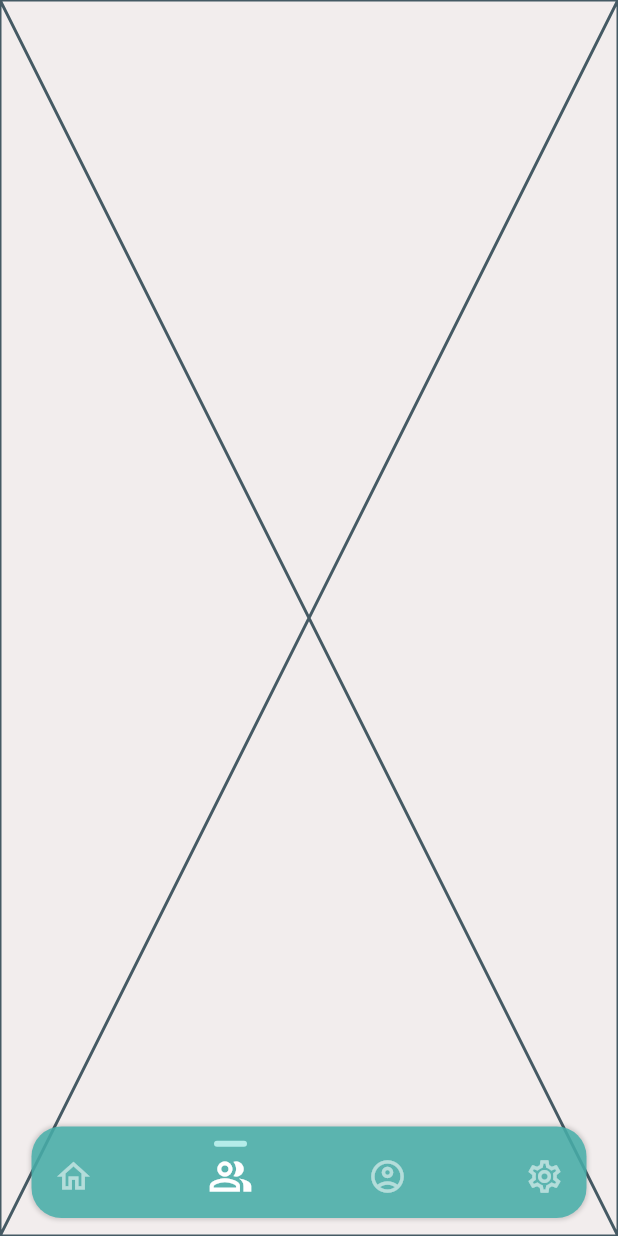
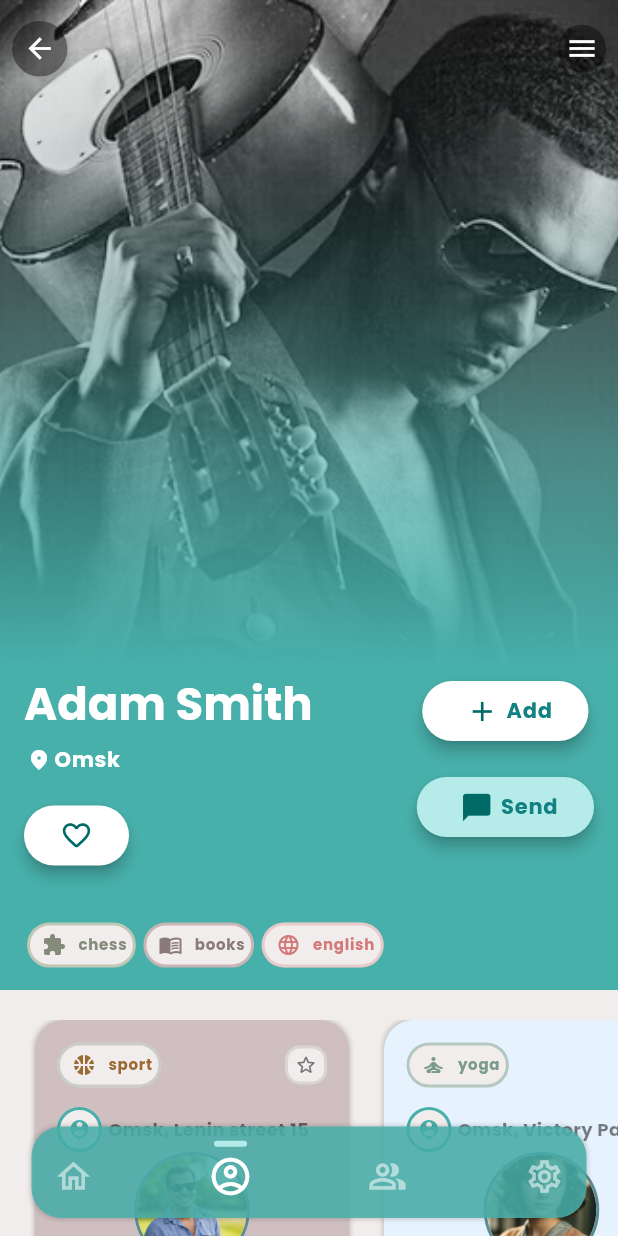
Before and after one commit to Danila-Skiba/SkillChallenger, a Flutter app: the screen it shows after launch, item 2 of the bottom bar chosen, on a phone screen of 412 x 824 dp. Run offline on Flutter 3.47's test engine with Material 3 defaults, Android fonts, the phone set to English and light mode, and no system bars; our stand-ins replace auto_route.

Commit message:
feat: account_page

```diff
--- a/skillchallenger/lib/features/account_screen/account_screen.dart
+++ /dev/null
@@ -1,12 +0,0 @@
-import 'package:auto_route/annotations.dart';
-import 'package:flutter/material.dart';
-
-@RoutePage()
-class AccountScreen extends StatelessWidget {
-  const AccountScreen({super.key});
-
-  @override
-  Widget build(BuildContext context) {
-    return const Placeholder();
-  }
-}
--- /dev/null
+++ b/skillchallenger/lib/features/account_screen/view/account_screen.dart
@@ -0,0 +1,311 @@
+import 'package:auto_route/annotations.dart';
+import 'package:flutter/material.dart';
+import 'package:skillchallenger/ui/ui.dart';
+
+import '../../home_screen/home.dart';
+import '../widgets/widgets.dart';
+
+@RoutePage()
+class AccountScreen extends StatefulWidget {
+  const AccountScreen({super.key});
+
+  @override
+  State<AccountScreen> createState() => _AccountScreenState();
+}
+
+class _AccountScreenState extends State<AccountScreen> {
+  late ScrollController _scrollController;
+  bool _isCollapsed = false;
+  List<HobbyCard> hobbies = [
+    chessHobbyCard,
+    readingHobbyCard,
+    englishHobbyCard,
+  ];
+
+  @override
+  void initState() {
+    super.initState();
+    _scrollController = ScrollController();
+    _scrollController.addListener(() {
+      setState(() {
+        _isCollapsed = _scrollController.offset > 276; // Порог сворачивания
+      });
+    });
+  }
+
+  @override
+  void dispose() {
+    _scrollController.dispose();
+    super.dispose();
+  }
+
+  @override
+  Widget build(BuildContext context) {
+    final theme = Theme.of(context);
+    return Scaffold(
+      extendBody: true,
+      backgroundColor: theme.scaffoldBackgroundColor,
+      body: CustomScrollView(
+        controller: _scrollController,
+        slivers: [
+          SliverAppBar(
+            shadowColor: Colors.black.withValues(alpha: 0.8),
+            automaticallyImplyLeading: true,
+            pinned: true,
+            leadingWidth: 45,
+            toolbarHeight: 65, // Высота в сжатом состоянии
+            expandedHeight: 600, // Высота в развернутом состоянии
+            elevation: 0,
+            forceElevated: false,
+
+            surfaceTintColor: Colors.transparent,
+            shape: ContinuousRectangleBorder(
+              borderRadius: BorderRadius.only(
+                bottomLeft: Radius.circular(70),
+
+                bottomRight: Radius.circular(70),
+              ),
+            ),
+
+            // backgroundColor: primaryColor.withValues(
+            //   alpha: _isCollapsed ? 1 : 0.2,
+            // ),
+            backgroundColor: primaryColor,
+            leading: Container(
+              width: 32,
+              height: 32,
+              margin: EdgeInsets.only(left: 8),
+              decoration: BoxDecoration(
+                color: Colors.black.withValues(alpha: 0.4),
+                shape: BoxShape.circle,
+                boxShadow: [
+                  BoxShadow(
+                    color: Colors.black.withValues(alpha: 0.1),
+
+                    blurRadius: 3,
+                    spreadRadius: 0,
+                    offset: Offset(3, 3),
+                  ),
+                ],
+              ),
+              child: IconButton(
+                icon: Icon(Icons.arrow_back, size: 22, color: whiteColor),
+                onPressed: () {},
+                padding: EdgeInsets.zero,
+                constraints: BoxConstraints(),
+              ),
+            ),
+            actions: [
+              Container(
+                margin: EdgeInsets.only(right: 8),
+                child: CustomIconButton(icon: Icons.menu, onTap: () {}),
+              ),
+            ],
+            flexibleSpace: FlexibleSpaceBar(
+              collapseMode: CollapseMode.parallax,
+              background: Stack(
+                fit: StackFit.expand,
+                children: [
+                  Image.asset(
+                    'assets/images/images/AdamSmith_full.png',
+                    fit: BoxFit.cover,
+                    width: MediaQuery.of(context).size.width,
+                  ),
+                  Container(
+                    decoration: BoxDecoration(
+                      gradient: LinearGradient(
+                        begin: Alignment.topCenter,
+                        end: Alignment.bottomCenter,
+                        colors: [
+                          Colors.transparent,
+                          primaryColor.withOpacity(0.57),
+                          primaryColor.withOpacity(1),
+                        ],
+                        stops: [0.0, 0.5, 0.74],
+                      ),
+                    ),
+                  ),
+                ],
+              ),
+            ),
+            title: AnimatedOpacity(
+              opacity: _isCollapsed ? 1.0 : 0.0, // Появление title
+              duration: Duration(milliseconds: 300),
+              child: Center(
+                child: Container(
+                  padding: EdgeInsets.symmetric(horizontal: 12, vertical: 6),
+                  decoration: BoxDecoration(
+                    color: Colors.white.withOpacity(0.9),
+                    borderRadius: BorderRadius.circular(16),
+                  ),
+                  child: SizedBox(
+                    width: 200,
+                    child: Row(
+                      mainAxisAlignment: MainAxisAlignment.spaceAround,
+                      children: [
+                        ImageField(
+                          imagePath: 'assets/images/images/AdamSmith_full.png',
+                          height: 40,
+                          width: 40,
+                        ),
+
+                        Text(
+                          "Adam Smith",
+                          style: theme.textTheme.titleLarge?.copyWith(
+                            fontSize: 18,
+                            color: Colors.black,
+                          ),
+                        ),
+                      ],
+                    ),
+                  ),
+                ),
+              ),
+            ),
+            bottom: PreferredSize(
+              preferredSize: Size.fromHeight(_isCollapsed ? 0 : 150.0),
+              child: SizedBox(
+                height: _isCollapsed ? 0 : 150.0,
+
+                child: AnimatedOpacity(
+                  opacity: _isCollapsed ? 0.0 : 1.0,
+                  duration: Duration(milliseconds: 300),
+                  child: Padding(
+                    padding: EdgeInsets.all(16.0).copyWith(top: 0),
+                    child: Row(
+                      mainAxisAlignment: MainAxisAlignment.spaceBetween,
+                      children: [
+                        Column(
+                          crossAxisAlignment: CrossAxisAlignment.start,
+                          //  mainAxisSize: MainAxisSize.min,
+                          children: [
+                            Text(
+                              "Adam Smith",
+                              style: theme.textTheme.titleLarge?.copyWith(
+                                fontSize: 30,
+                                color: whiteColor,
+                              ),
+                            ),
+                            SizedBox(height: 8.0),
+                            Row(
+                              children: [
+                                IconTextWidjet(
+                                  icon: Icons.location_on_rounded,
+                                  colorIcon: whiteColor,
+                                  text: "Omsk",
+                                  colorText: whiteColor,
+                                  horisontalIconPadding: 2,
+                                ),
+                              ],
+                            ),
+                            SizedBox(height: 16.0),
+
+                            CustomElevatedButton2(
+                              theme: theme,
+                              colorText: whiteColor,
+                              icon: Icons.favorite_outline_rounded,
+                              backgroundColor: whiteColor,
+                              horisontalIconPadding: 0,
+                            ),
+                          ],
+                        ),
+
+                        Column(
+                          children: [
+                            CustomElevatedButton2(
+                              theme: theme,
+                              text: "Add",
+                              colorText: primaryColorDark,
+                              icon: Icons.add,
+                              backgroundColor: whiteColor,
+                            ),
+                            SizedBox(height: 16),
+                            CustomElevatedButton2(
+                              theme: theme,
+                              text: "Send",
+                              colorText: primaryColorDark,
+                              icon: Icons.messenger_rounded,
+                              backgroundColor: Color(0xFFB5ECE9),
+                            ),
+                          ],
+                        ),
+                      ],
+                    ),
+                  ),
+                ),
+              ),
+            ),
+          ),
+
+          SliverToBoxAdapter(
+            child: AppBaseContainer(
+              color: primaryColor,
+              shadow: false,
+              radius: 0,
+              height: 60,
+              padding: EdgeInsets.symmetric(horizontal: 16),
+
+              clipBehavior: Clip.hardEdge,
+              child: SingleChildScrollView(
+                scrollDirection: Axis.horizontal,
+                padding: EdgeInsets.zero,
+                child: Row(
+                  mainAxisAlignment: MainAxisAlignment.center,
+                  crossAxisAlignment: CrossAxisAlignment.center,
+                  children: [
+                    ...hobbies.map(
+                      (hobby) => Padding(
+                        padding: EdgeInsets.only(right: 5),
+                        child: IntrinsicWidth(child: hobby),
+                      ),
+                    ),
+                  ],
+                ),
+              ),
+            ),
+          ),
+          SliverToBoxAdapter(child: SizedBox(height: 20)),
+          SliverToBoxAdapter(
+            child: SizedBox(
+              height: 300,
+              child: _offlineCardBuilder(getOfflineMeetCards(context)),
+            ),
+          ),
+          SliverPadding(
+            padding: EdgeInsets.symmetric(horizontal: 20, vertical: 16),
+            sliver: _userCardsBuilder(getUserCards(context, getUserModels())),
+          ),
+        ],
+      ),
+    );
+  }
+
+  ListView _offlineCardBuilder(List<MeetCard> meetCards) {
+    return ListView.separated(
+      padding: EdgeInsets.symmetric(horizontal: 23),
+      scrollDirection: Axis.horizontal,
+      itemBuilder: (context, index) {
+        return meetCards[index];
+      },
+      separatorBuilder: (context, index) => SizedBox(width: 23),
+      itemCount: meetCards.length,
+    );
+  }
+
+  SliverGrid _userCardsBuilder(List<UserCard> userCards) {
+    return SliverGrid(
+      delegate: SliverChildBuilderDelegate((context, index) {
+        if (index >= userCards.length) {
+          return null;
+        }
+        return userCards[index];
+      }),
+      gridDelegate: SliverGridDelegateWithFixedCrossAxisCount(
+        crossAxisCount: 2,
+        childAspectRatio: 200 / 380,
+        crossAxisSpacing: 20,
+        mainAxisSpacing: 20,
+      ),
+    );
+  }
+}
--- /dev/null
+++ b/skillchallenger/lib/features/account_screen/widgets/custom_elaveted_button2.dart
@@ -0,0 +1,47 @@
+import 'package:flutter/material.dart';
+
+import '../../../ui/ui.dart';
+
+class CustomElevatedButton2 extends StatelessWidget {
+  const CustomElevatedButton2({
+    super.key,
+    required this.theme,
+    this.text,
+    this.colorText,
+    required this.icon,
+    required this.backgroundColor,
+    this.iconColor,
+    this.horisontalIconPadding,
+  });
+
+  final ThemeData theme;
+  final String? text;
+  final Color? colorText;
+  final IconData icon;
+  final Color backgroundColor;
+  final Color? iconColor;
+  final double? horisontalIconPadding;
+
+  @override
+  Widget build(BuildContext context) {
+    return ElevatedButton(
+      onPressed: () {},
+
+      style: ElevatedButton.styleFrom(
+        backgroundColor: backgroundColor,
+        shadowColor: Colors.black,
+        elevation: 4,
+      ),
+      child: IconTextWidjet(
+        text: text,
+        colorText: colorText,
+        icon: icon,
+        iconSize: 22,
+
+        colorIcon: iconColor,
+        horisontalIconPadding: horisontalIconPadding ?? 5,
+        textPadding: 0,
+      ),
+    );
+  }
+}
--- /dev/null
+++ b/skillchallenger/lib/features/account_screen/widgets/widgets.dart
@@ -0,0 +1 @@
+export 'custom_elaveted_button2.dart';
--- a/skillchallenger/lib/features/home_screen/widgets/custom_checkbox.dart
+++ b/skillchallenger/lib/features/home_screen/widgets/custom_checkbox.dart
@@ -26,7 +26,7 @@ class CustomCheckBox extends StatelessWidget {
       widthBorder: 2,
       shadow: false,
       borderColor:
-          _selectedGender == checkController ? primaryColorDark : hintTextColor,
+          _selectedGender == checkController ? primaryColor : hintTextColor,
       color: Colors.white,
       padding: EdgeInsets.symmetric(horizontal: 10, vertical: 10),
       radius: 15,
@@ -53,7 +53,7 @@ class CustomCheckBox extends StatelessWidget {
             style: bodyMedium.copyWith(
               color:
                   _selectedGender == checkController
-                      ? primaryColor
+                      ? Colors.black
                       : hintTextColor,
             ),
           ),
--- a/skillchallenger/lib/features/home_screen/widgets/home_bottom_sheet.dart
+++ b/skillchallenger/lib/features/home_screen/widgets/home_bottom_sheet.dart
@@ -13,15 +13,12 @@ class HomeBottomSheet extends StatefulWidget {
 class _HomeBottomSheetState extends State<HomeBottomSheet> {
   RangeValues _currentRangeValues = RangeValues(28, 36);
   String _selectedGender = 'male';
-  final List<HobbyCard> hobbies = [
-    sportHobbyCard,
-    englishHobbyCard,
-    photographyHobbyCard,
-    gamingHobbyCard,
-  ];
-
   @override
   Widget build(BuildContext context) {
+    List<SearchUserInfo> searchUserInfo = getSearchUserInfo(
+      context,
+      getUserModels(),
+    );
     final theme = Theme.of(context);
     return Scaffold(
       backgroundColor: Colors.transparent,
@@ -47,48 +44,7 @@ class _HomeBottomSheetState extends State<HomeBottomSheet> {
           ),
 
           SliverToBoxAdapter(
-            child: Column(
-              children: [
-                Container(
-                  height: 400,
-                  color: Colors.transparent,
-                  child: ListView.separated(
-                    scrollDirection: Axis.vertical,
-                    itemBuilder:
-                        (context, index) => Row(
-                          children: [
-                            SearchUserInfo(
-                              borderColor: colorIconHobbyCardColorKitchen,
-                              user: UserModel(
-                                imagePath:
-                                    "assets/images/images/AdamSmith_full.png",
-                                name: "Adam Smith",
-                                location: "Moscow",
-                                hobbies: [
-                                  chessHobbyCard,
-                                  readingHobbyCard,
-                                  englishHobbyCard,
-                                  musicHobbyCard,
-                                ],
-                                age: 19,
-                              ),
-                            ),
-                            IconButton(
-                              onPressed: () {},
-                              icon: Icon(
-                                Icons.add_circle_outline_rounded,
-                                color: primaryColor,
-                                size: 30,
-                              ),
-                            ),
-                          ],
-                        ),
-                    separatorBuilder: (context, index) => SizedBox(height: 21),
-                    itemCount: 6,
-                  ),
-                ),
-              ],
-            ),
+            child: Column(children: [_searchUserInfoBuilder(searchUserInfo)]),
           ),
 
           SliverToBoxAdapter(
@@ -161,6 +117,33 @@ class _HomeBottomSheetState extends State<HomeBottomSheet> {
     );
   }
 
+  Container _searchUserInfoBuilder(List<SearchUserInfo> searchUserInfo) {
+    return Container(
+      height: 400,
+      color: Colors.transparent,
+      child: ListView.separated(
+        scrollDirection: Axis.vertical,
+        itemBuilder:
+            (context, index) => Row(
+              mainAxisAlignment: MainAxisAlignment.spaceBetween,
+              children: [
+                searchUserInfo[index],
+                IconButton(
+                  onPressed: () {},
+                  icon: Icon(
+                    Icons.add_circle_outline_rounded,
+                    color: primaryColor,
+                    size: 30,
+                  ),
+                ),
+              ],
+            ),
+        separatorBuilder: (context, index) => SizedBox(height: 21),
+        itemCount: 6,
+      ),
+    );
+  }
+
   RangeSlider _buildRangeSliderAge() {
     return RangeSlider(
       values: _currentRangeValues,
@@ -211,7 +194,7 @@ class _HomeBottomSheetState extends State<HomeBottomSheet> {
         ),
         GestureDetector(
           child: CustomCheckBox(
-            iconData: Icons.people_outline_rounded,
+            iconData: Icons.people_outlined,
             selectedGender: _selectedGender,
             checkController: "any",
             text: "Any",
--- a/skillchallenger/lib/features/navigation/navigation.dart
+++ b/skillchallenger/lib/features/navigation/navigation.dart
@@ -17,8 +17,8 @@ class _NavigationState extends State<Navigation> {
   Widget build(BuildContext context) {
     List<IconData> navIcons = [
       Icons.home_outlined,
+      Icons.account_circle_outlined,
       Icons.people_alt_outlined,
-      Icons.account_circle_outlined,
       Icons.settings_outlined,
     ];
     return Scaffold(
--- a/skillchallenger/lib/ui/colors.dart
+++ b/skillchallenger/lib/ui/colors.dart
@@ -4,6 +4,7 @@ import 'package:flutter/material.dart';
 const Color whiteColor = Color(0xFFFFFFFF);
 const Color darkWhiteColor = Color(0xFFF2EDED);
 const Color hintTextColor = Color(0xFFB0AFB1);
+const Color shadowColor = Color.fromRGBO(0, 0, 0, 0.25);
 // Card colors
 const Color meetCardColorBrown = Color(0xFFCFBFC0);
 const Color meetCardColorPurple = Color(0xFFC4BBF3);
--- a/skillchallenger/lib/ui/widgets/custom_action_button.dart
+++ b/skillchallenger/lib/ui/widgets/custom_action_button.dart
@@ -12,9 +12,11 @@ class CustomActionButton extends StatelessWidget {
     required this.colorFill,
     required this.colorBorder,
     required this.colorText,
-    required this.colorIcon,
+    this.colorIcon,
     this.icon,
     required this.onTap,
+    this.textPadding = 0,
+    this.shadow = false,
   });
 
   final String text;
@@ -24,23 +26,27 @@ class CustomActionButton extends StatelessWidget {
   final Color colorBorder;
   final double radius;
   final Color colorText;
-  final Color colorIcon;
+  final Color? colorIcon;
   final IconData? icon;
   final Function onTap;
+  final double textPadding;
+  final bool shadow;
 
   @override
   Widget build(BuildContext context) {
     return GestureDetector(
       onTap: () => onTap,
       child: AppBaseContainer(
+        padding: EdgeInsets.all(2),
         //margin: EdgeInsets.only(left: 1, top: 5),
         height: height,
         width: width,
         color: colorFill,
         borderColor: colorBorder,
-        shadow: false,
+        shadow: shadow,
 
         child: IconTextWidjet(
+          textPadding: textPadding,
           icon: icon,
           colorIcon: colorIcon,
           text: text,
--- a/skillchallenger/lib/ui/widgets/custom_button_icon.dart
+++ b/skillchallenger/lib/ui/widgets/custom_button_icon.dart
@@ -33,7 +33,7 @@ class CustomIconButton extends StatelessWidget {
         width: 32,
         decoration: BoxDecoration(
           color: Colors.black.withValues(alpha: 0.4),
-          borderRadius: BorderRadius.circular(20),
+          shape: BoxShape.circle,
           boxShadow: [
             BoxShadow(
               color: Colors.black.withValues(alpha: 0.1),
--- a/skillchallenger/lib/ui/widgets/icon_text_widjet.dart
+++ b/skillchallenger/lib/ui/widgets/icon_text_widjet.dart
@@ -10,6 +10,8 @@ class IconTextWidjet extends StatelessWidget {
     this.textSize = 14,
     this.horisontalIconPadding = 8,
     this.mainAxisAlignment = MainAxisAlignment.spaceAround,
+    this.textPadding = 4,
+    this.iconSize = 16,
   });
 
   final IconData? icon;
@@ -19,6 +21,8 @@ class IconTextWidjet extends StatelessWidget {
   final double textSize;
   final double horisontalIconPadding;
   final MainAxisAlignment mainAxisAlignment;
+  final double textPadding;
+  final double iconSize;
 
   @override
   Widget build(BuildContext context) {
@@ -29,11 +33,11 @@ class IconTextWidjet extends StatelessWidget {
         if (icon != null)
           Padding(
             padding: EdgeInsets.symmetric(horizontal: horisontalIconPadding),
-            child: Icon(icon, color: colorIcon, size: 16),
+            child: Icon(icon, color: colorIcon, size: iconSize),
           ),
         if (text != null)
           Padding(
-            padding: const EdgeInsets.only(right: 8),
+            padding: EdgeInsets.only(right: textPadding),
             child: Text(
               text!,
               style: theme.textTheme.bodyLarge?.copyWith(
```
Also changed, not shown: skillchallenger/lib/router/router.gr.dart.
